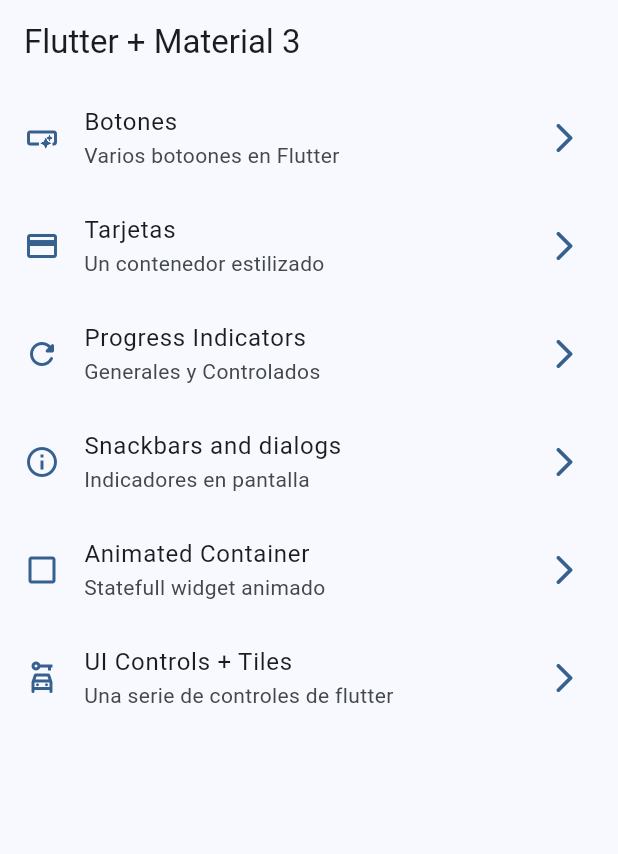
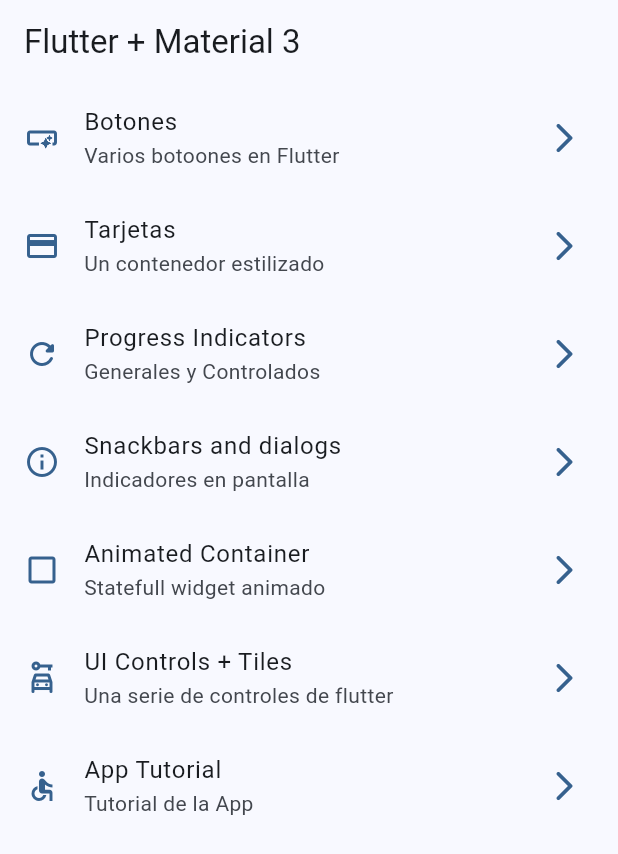
Before and after one commit to sardo15/flut_widgets_app, a Flutter app: the screen it shows after launch, on a phone screen of 412 x 824 dp. Shown: the top 854 px of the screen. Run offline on Flutter 3.47's test engine with Material 2 defaults, Android fonts, the phone set to English and light mode, and no system bars; our stand-ins replace go_router.

Commit message:
imagenes agregadas

```diff
--- a/lib/config/menu/menu_items.dart
+++ b/lib/config/menu/menu_items.dart
@@ -46,7 +46,9 @@ const appMenuItems = <MenuItem>[
 
   MenuItem(title: 'Animated Container', subtitle: 'Statefull widget animado', link: '/animated', icon: Icons.check_box_outline_blank_outlined),
 
-  MenuItem(title: 'UI Controls + Tiles', subtitle: 'Una serie de controles de flutter', link: '/ui-controls', icon: Icons.car_rental_outlined)
+  MenuItem(title: 'UI Controls + Tiles', subtitle: 'Una serie de controles de flutter', link: '/ui-controls', icon: Icons.car_rental_outlined),
+
+  MenuItem(title: 'App Tutorial', subtitle: 'Tutorial de la App', link: '/tutorial', icon: Icons.accessible_outlined)
 
 
 ];
--- a/lib/config/router/app_router.dart
+++ b/lib/config/router/app_router.dart
@@ -23,6 +23,8 @@ final appRouter = GoRouter(
 
     GoRoute(path: '/ui-controls', name: UiControlsScreen.name, builder: (context, state) => const UiControlsScreen(),),
 
+    GoRoute(path: '/tutorial', name: AppTutorialScreen.name, builder:(context, state) => const AppTutorialScreen(),),
+
 
   ]
 );
--- a/lib/presentations/screens/app_tutorial/app_tutorial_screen.dart
+++ b/lib/presentations/screens/app_tutorial/app_tutorial_screen.dart
@@ -9,6 +9,14 @@ class AppTutorialScreen extends StatelessWidget {
 
   @override
   Widget build(BuildContext context) {
-    return const Placeholder();
+    return Scaffold(
+      appBar: AppBar(
+        title: const Text('Tutorial de al App | Bar'),
+
+      ),
+
+
+
+    );
   }
 }
--- a/pubspec.yaml
+++ b/pubspec.yaml
@@ -19,3 +19,6 @@ dev_dependencies:
 
 flutter:
   uses-material-design: true
+
+assets:
+  - assets/images/
```
Also changed, not shown: assets/Images/1.png (added), assets/Images/2.png (added), assets/Images/3.png (added), assets/Images/jar-loading.gif (added).
